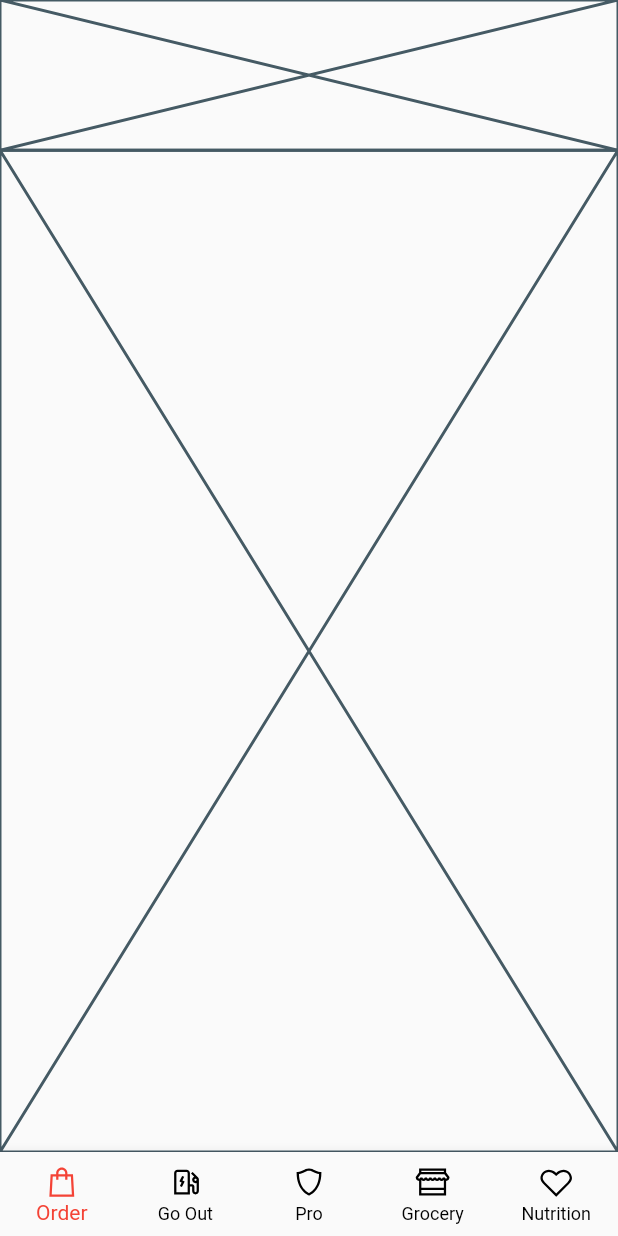
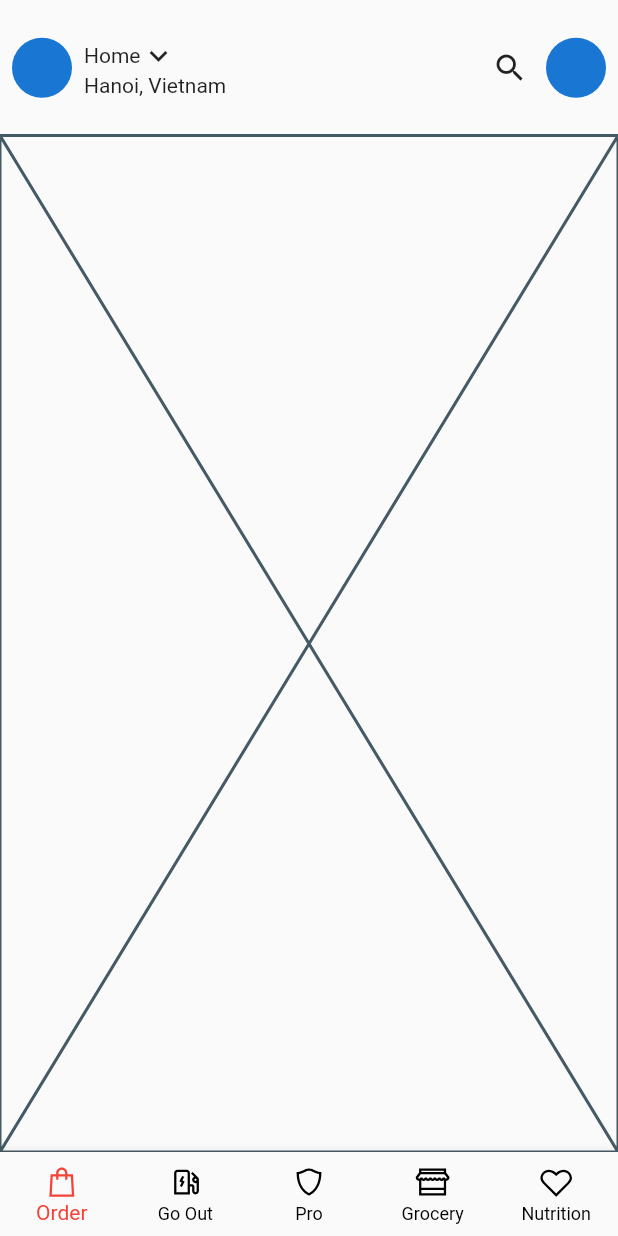
Before and after one commit to QD1221/food_delivery_app, a Flutter app: the screen it shows after launch, on a phone screen of 412 x 824 dp. Run offline on Flutter 3.47's test engine with Material 2 defaults, Android fonts, the phone set to English and light mode, and no system bars; our stand-ins replace get, line_icons.

Commit message:
2nd commit

```diff
--- a/lib/ui/home_page.dart
+++ b/lib/ui/home_page.dart
@@ -1,4 +1,9 @@
 import 'package:flutter/material.dart';
+import 'package:food_delivery_app/ui/go_out_page.dart';
+import 'package:food_delivery_app/ui/grocery_page.dart';
+import 'package:food_delivery_app/ui/nutrition_page.dart';
+import 'package:food_delivery_app/ui/order_page.dart';
+import 'package:food_delivery_app/ui/pro_page.dart';
 import 'package:line_icons/line_icons.dart';
 
 class HomePage extends StatefulWidget {
@@ -10,6 +15,14 @@ class HomePage extends StatefulWidget {
 
 class _HomePageState extends State<HomePage> {
   int _tabIndex = 0;
+
+  late PageController _pageController;
+
+  @override
+  void initState() {
+    super.initState();
+    _pageController = PageController(initialPage: _tabIndex);
+  }
   @override
   Widget build(BuildContext context) {
     return Scaffold(
@@ -17,6 +30,7 @@ class _HomePageState extends State<HomePage> {
         selectedItemColor: Colors.red,
         unselectedItemColor: Colors.black,
         onTap: (idx) {
+          _pageController.jumpToPage(idx);
           setState(() {
             _tabIndex = idx;
           });
@@ -47,16 +61,18 @@ class _HomePageState extends State<HomePage> {
         ],
       ),
       body: SafeArea(
-        child: Column(
+        child: PageView(
+          controller: _pageController,
+          physics: NeverScrollableScrollPhysics(),
+          onPageChanged: (idx){
+
+          },
           children: [
-            Expanded(
-              flex: 3,
-              child: Placeholder(),
-            ),
-            Expanded(
-              flex: 20,
-              child: Placeholder(),
-            ),
+            OrderPage(),
+            GoOutPage(),
+            ProPage(),
+            GroceryPage(),
+            NutritionPage(),
           ],
         ),
       ),
--- /dev/null
+++ b/lib/ui/order_page.dart
@@ -0,0 +1,53 @@
+import 'package:flutter/material.dart';
+
+class OrderPage extends StatefulWidget {
+  const OrderPage({Key? key}) : super(key: key);
+
+  @override
+  _OrderPageState createState() => _OrderPageState();
+}
+
+class _OrderPageState extends State<OrderPage> {
+  @override
+  Widget build(BuildContext context) {
+    return Column(
+      children: [
+        Expanded(
+          flex: 2,
+          child: Padding(
+            padding: const EdgeInsets.symmetric(horizontal: 8),
+            child: Row(
+              crossAxisAlignment: CrossAxisAlignment.center,
+              children: [
+                CircleAvatar(),
+                Padding(
+                  padding: const EdgeInsets.symmetric(horizontal: 8),
+                  child: Column(
+                    crossAxisAlignment: CrossAxisAlignment.start,
+                    mainAxisAlignment: MainAxisAlignment.center,
+                    children: [
+                      Row(
+                        children: [
+                          Text('Home'),
+                          Icon(Icons.keyboard_arrow_down),
+                        ],
+                      ),
+                      Text('Hanoi, Vietnam')
+                    ],
+                  ),
+                ),
+                Spacer(),
+                IconButton(onPressed: (){}, icon: Icon(Icons.search)),
+                CircleAvatar(),
+              ],
+            ),
+          ),
+        ),
+        Expanded(
+          flex: 15,
+          child: Placeholder(),
+        ),
+      ],
+    );
+  }
+}
```
Also changed, not shown: lib/ui/go_out_page.dart (added, +12 -0 lines), lib/ui/grocery_page.dart (added, +12 -0 lines), lib/ui/nutrition_page.dart (added, +12 -0 lines), lib/ui/pro_page.dart (added, +12 -0 lines).
